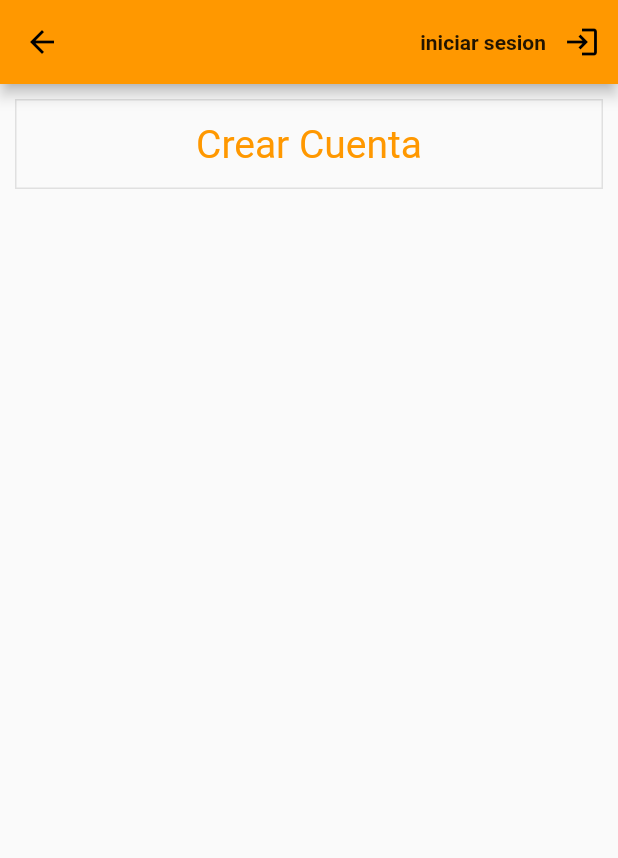
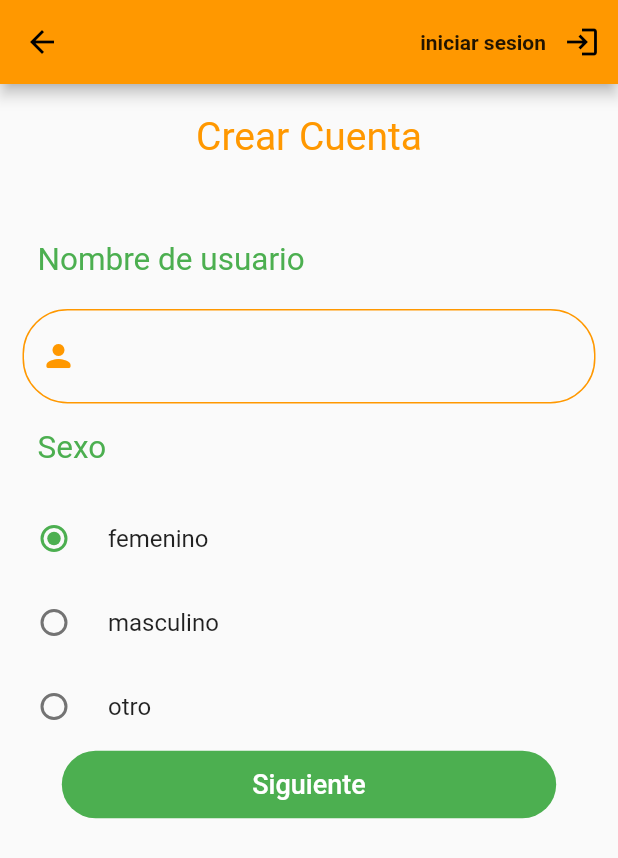
Before and after one commit to RammasEchor/cu-diagnostico-depresion, a Flutter app: the Registro screen opened by its route, on a phone screen of 412 x 824 dp. Shown: the top 858 px of the screen. Run offline on Flutter 3.47's test engine with Material 2 defaults, Android fonts, the phone set to English and light mode, and no system bars; our stand-ins replace carousel_slider, cloud_firestore, firebase_core; accounts and stored records are empty.

Commit message:
Se agregó la pantalla de registro_page.dart

```diff
--- /dev/null
+++ b/lib/clases/campo_texto.dart
@@ -0,0 +1,71 @@
+//Widget campo de texto
+import 'package:flutter/cupertino.dart';
+import 'package:flutter/material.dart';
+
+class CampoTexto extends StatelessWidget{
+  final String encabezado;
+  final Icon icono;
+  final bool oculto;
+
+  CampoTexto({
+    this.encabezado,
+    this.icono,
+    this.oculto
+  });
+
+  @override
+  Widget build(BuildContext context){
+    return Container(
+      height: 140,
+      padding: EdgeInsets.all(15),
+      child: Column(
+        crossAxisAlignment: CrossAxisAlignment.start,
+        children: [
+          Container(
+            padding: EdgeInsets.only(left: 10, bottom: 20),
+            child: Text(
+              encabezado,
+              style: TextStyle(
+                color: Theme.of(context).accentColor,
+                fontSize: 21,
+              ),
+            ),
+          ),
+          TextFormField(
+            obscureText: oculto,
+            style: TextStyle(
+              fontSize: 20,
+            ),
+            decoration: InputDecoration(
+              prefixIcon: Padding(
+                child: IconTheme(
+                  data: IconThemeData(color: Theme.of(context).primaryColor),
+                  child: icono,
+                ),
+                padding: EdgeInsets.only(left: 10, right: 10),
+              ),
+              hintStyle: TextStyle(
+                  fontWeight: FontWeight.bold,
+                  fontSize: 20
+              ),
+              enabledBorder: OutlineInputBorder(
+                borderRadius: BorderRadius.circular(30),
+                borderSide: BorderSide(
+                  color: Theme.of(context).primaryColor,
+                  width: 1,
+                ),
+              ),
+              border: OutlineInputBorder(
+                borderRadius: BorderRadius.circular(30),
+                borderSide: BorderSide(
+                  color: Theme.of(context).primaryColor,
+                  width: 3,
+                ),
+              ),
+            ),
+          ),
+        ],
+      ),
+    );
+  }
+}
--- a/lib/pages/registro_page.dart
+++ b/lib/pages/registro_page.dart
@@ -1,7 +1,8 @@
-import 'dart:ffi';
-
 import 'package:flutter/cupertino.dart';
 import 'package:flutter/material.dart';
+import 'package:diagnostico_depresion/clases/campo_texto.dart';
+
+enum SingingCharacter { femenino, masculino, otro }
 
 class Registro extends StatefulWidget{
   @override
@@ -10,6 +11,8 @@ class Registro extends StatefulWidget{
   }
 }
 class RegistroState extends State<Registro>{
+  SingingCharacter _sexo = SingingCharacter.femenino;
+
   @override
   Widget build(BuildContext context){
     return Scaffold(
@@ -35,32 +38,169 @@ class RegistroState extends State<Registro>{
           ),
         ],
       ),
-      body: Padding(
-        padding: EdgeInsets.all(10),
-        child: Column(
+      body: new ListView(
+        children: [
+          Column(
             children: <Widget>[
-            //Titulo
               Container(
-              decoration: BoxDecoration(
-                border: Border.all(
-                  color: Colors.grey[300]
-                )
-              ),
                 width: MediaQuery.of(context).size.width,
-              height: 60,
-              alignment: Alignment.center,
+                height: 90,
+                padding: EdgeInsets.only(top: 20),
+                //alignment: Alignment.center,
                 child: Text(
                   'Crear Cuenta',
+                  style: TextStyle(
+                      color: Theme.of(context).primaryColor,
+                      fontSize: 26
+                  ),
                   textAlign: TextAlign.center,
-                style: TextStyle(
-                  fontSize: 26,
-                  color: Theme.of(context).primaryColor,
                 ),
               ),
+              Form(
+                child: Column(
+                  children: [
+                    CampoTexto(
+                      encabezado: 'Nombre de usuario',
+                      oculto: false,
+                      icono: Icon(Icons.person_rounded),
+                    ),
+                    Column(
+                      crossAxisAlignment: CrossAxisAlignment.start,
+                      children: <Widget>[
+                        Container(
+                          padding: EdgeInsets.only(left: 25, bottom: 20),
+                          child: Text(
+                            'Sexo',
+                            style: TextStyle(
+                              color: Theme.of(context).accentColor,
+                              fontSize: 21,
+                            ),
+                          ),
+                        ),
+                        RadioListTile<SingingCharacter>(
+                          title: const Text('femenino'),
+                          value: SingingCharacter.femenino,
+                          groupValue: _sexo,
+                          onChanged: (SingingCharacter value) {
+                            setState(() {
+                              _sexo = value;
+                            });
+                          },
+                        ),
+                        RadioListTile<SingingCharacter>(
+                          title: const Text('masculino'),
+                          value: SingingCharacter.masculino,
+                          groupValue: _sexo,
+                          onChanged: (SingingCharacter value) {
+                            setState(() {
+                              _sexo = value;
+                            });
+                          },
+                        ),
+                        RadioListTile<SingingCharacter>(
+                          title: const Text('otro'),
+                          value: SingingCharacter.otro,
+                          groupValue: _sexo,
+                          onChanged: (SingingCharacter value) {
+                            setState(() {
+                              _sexo = value;
+                            });
+                          },
+                        ),
+                      ],
+                    ),
+                    //SizedBox(height: 40,),
+                    FlatButton(
+                      //highlightColor: Theme.of(context).primaryColor,
+                      //focusColor: Theme.of(context).accentColor,
+                      splashColor: Theme.of(context).primaryColor,
+                      height: 45,
+                      minWidth: MediaQuery.of(context).size.width * .80,
+                      color: Theme.of(context).accentColor,
+                      shape: StadiumBorder(),
+                      child: Text(
+                        'Siguiente',
+                        style: TextStyle(
+                          fontSize: 18,
+                          color: Colors.white
+                        ),
+                      ),
+                      onPressed: (){
+                        Navigator.of(context).pushReplacement(
+                            MaterialPageRoute(
+                                builder: (context) => Registro2daParte()
+                            )
+                        );
+                      },
                     ),
                   ],
                 ),
               )
+            ],
+          )
+        ],
+      ),
     );
   }
 }
+
+class Registro2daParte extends StatefulWidget{
+  @override
+  State<StatefulWidget> createState() {
+    return Registro2daParteState();
+  }
+}
+class Registro2daParteState extends State<Registro2daParte>{
+
+  @override
+  Widget build(BuildContext context){
+    return Scaffold(
+      appBar: AppBar(),
+      body: new ListView(
+        children: [
+          Column(
+            children: <Widget>[
+              Form(
+                child: Column(
+                  children: [
+                    SizedBox(height: 90,),
+                    CampoTexto(
+                      encabezado: 'Correo electrónico',
+                      oculto: false,
+                      icono: Icon(Icons.mail_rounded),
+                    ),
+                    CampoTexto(
+                      encabezado: 'Contraseña',
+                      oculto: true,
+                      icono: Icon(Icons.lock_rounded),
+                    ),
+                    SizedBox(height: 200,),
+                    FlatButton(
+                      //highlightColor: Theme.of(context).primaryColor,
+                      //focusColor: Theme.of(context).accentColor,
+                      splashColor: Theme.of(context).primaryColor,
+                      height: 45,
+                      minWidth: MediaQuery.of(context).size.width * .80,
+                      color: Theme.of(context).accentColor,
+                      shape: StadiumBorder(),
+                      child: Text(
+                        'Listo',
+                        style: TextStyle(
+                            fontSize: 18,
+                            color: Colors.white
+                        ),
+                      ),
+                      onPressed: (){
+                        Navigator.pushReplacementNamed(context, '/');
+                      },
+                    ),
+                  ],
+                ),
+              )
+            ],
+          )
+        ],
+      ),
+    );
+  }
+}
```
Lines whose indentation alone changed are shown as unchanged.
